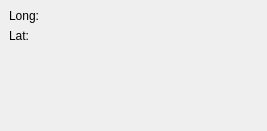
Qt form kstars/tools/argsetgeolocationindi.ui (KDE/kstars) before a commit.
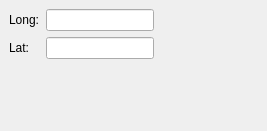
The same form after that commit. Custom widgets are drawn as their Qt base class.

Commit message: KLineEdit => QLineEdit

Patch:
```diff
--- a/kstars/tools/argsetgeolocationindi.ui
+++ b/kstars/tools/argsetgeolocationindi.ui
@@ -107,7 +107,7 @@
   </customwidget>
   <customwidget>
    <class>dmsBox</class>
-   <extends>KLineEdit</extends>
+   <extends>QLineEdit</extends>
    <header>widgets/dmsbox.h</header>
    <container>0</container>
    <pixmap></pixmap>
```
Left out of the diff: 2 changed lines with no effect on the pictures. The commit also changes 59 other files.
